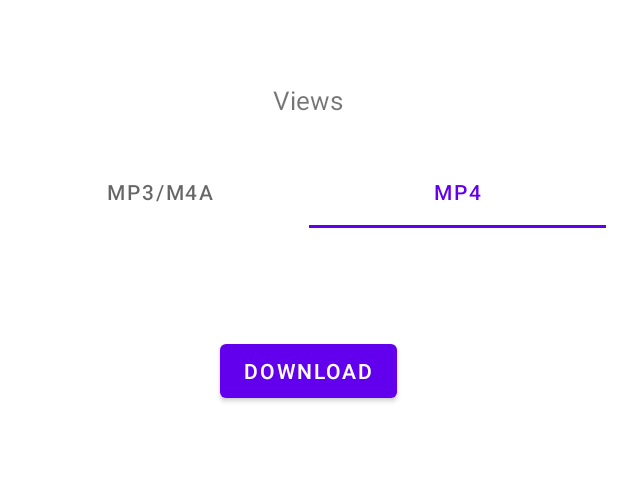
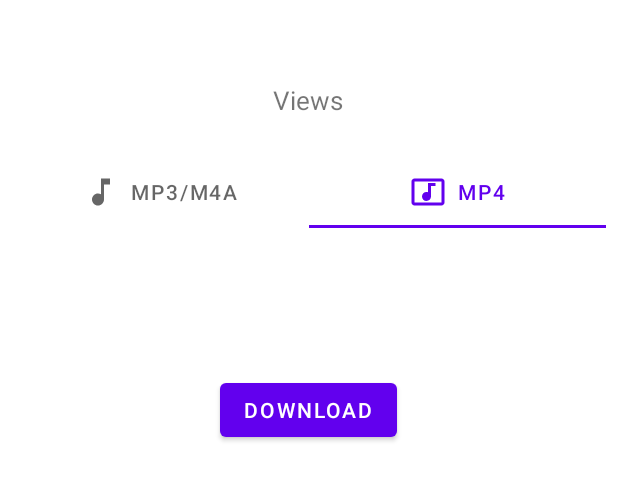
Before and after one commit to MogodanCristian/FreeDecibel, an Android app: the MP3 screen opened directly, with no data from a screen before it, tab 2 chosen, on a phone screen of 412 x 824 dp, the part 483-984 px from its top. Run offline under Robolectric (Android 15) with nearby library versions, the phone set to English and light mode, and no system bars; our stand-ins replace Picasso, RxJava; libraries missing offline, so code that uses them is left out: com.jakewharton.picasso, com.yausername.ffmpeg, com.yausername.youtubedl_android; pictures from the network do not load; 2 statements that could not run were skipped.

Commit message:
Refactoring Download YTItem... Still Loading

```diff
--- a/app/src/main/java/com/steelparrot/freedecibel/activities/YTItemActivity.java
+++ b/app/src/main/java/com/steelparrot/freedecibel/activities/YTItemActivity.java
@@ -13,6 +13,7 @@ import android.view.MenuItem;
 import android.view.View;
 import android.widget.Button;
 import android.widget.ImageView;
+import android.widget.ProgressBar;
 import android.widget.TextView;
 import android.widget.Toast;
 
@@ -22,7 +23,9 @@ import com.squareup.picasso.Picasso;
 import com.steelparrot.freedecibel.R;
 import com.steelparrot.freedecibel.adapter.CustomAdapter;
 import com.steelparrot.freedecibel.adapter.FragmentAdapter;
+import com.steelparrot.freedecibel.network.YoutubeDLFactory;
 import com.yausername.ffmpeg.FFmpeg;
+import com.yausername.youtubedl_android.DownloadProgressCallback;
 import com.yausername.youtubedl_android.YoutubeDL;
 import com.yausername.youtubedl_android.YoutubeDLException;
 
@@ -37,6 +40,25 @@ public class YTItemActivity extends AppCompatActivity {
     TabLayout tabLayout;
     ViewPager2 pager2;
     FragmentAdapter adapter;
+
+    private Button mButtonDownload;
+    private ProgressBar progressBar;
+    private TextView tvDownloadStatus;
+    private TextView tvCommandOutput;
+    private ProgressBar pbLoading;
+    private final DownloadProgressCallback mCallback = new DownloadProgressCallback() {
+        @Override
+        public void onProgressUpdate(float progress, long etaInSeconds) {
+              runOnUiThread(() -> {
+                Toast.makeText(getApplicationContext(), String.valueOf(progress), Toast.LENGTH_SHORT).show();
+//                mProgressBar.setProgress((int) progress);
+//                tvDownloadStatus.setText(String.valueOf(progress) + "% (ETA " + String.valueOf(etaInSeconds) + " seconds)");
+            });
+        }
+    };
+    private YoutubeDLFactory mYoutubeDLFactory = null;
+    private YoutubeDLFactory.Format mFormat = YoutubeDLFactory.Format.MP3;
+    private YoutubeDLFactory.BitrateAudioQuality mBitrateAudioQuality = YoutubeDLFactory.BitrateAudioQuality.B128K;
 
     @Override
     public boolean onOptionsItemSelected(@NonNull MenuItem item) {
@@ -66,11 +88,12 @@ public class YTItemActivity extends AppCompatActivity {
         tabLayout = findViewById(R.id.tab_layout);
         pager2 = findViewById(R.id.view_pager);
 
-        adapter = new FragmentAdapter(this, url);
+        adapter = new FragmentAdapter(getSupportFragmentManager(), getLifecycle());
         pager2.setAdapter(adapter);
 
-        tabLayout.addTab(tabLayout.newTab().setText("MP3/M4A"));
-        tabLayout.addTab(tabLayout.newTab().setText("MP4"));
+        tabLayout.addTab(tabLayout.newTab().setIcon(R.drawable.ic_baseline_music_note_24).setText("MP3/M4A"));
+        tabLayout.addTab(tabLayout.newTab().setIcon(R.drawable.ic_baseline_music_video_24).setText("MP4"));
+
 
         tabLayout.addOnTabSelectedListener(new TabLayout.OnTabSelectedListener() {
             @Override
@@ -89,6 +112,22 @@ public class YTItemActivity extends AppCompatActivity {
             @Override
             public void onPageSelected(int position) {
                 tabLayout.selectTab(tabLayout.getTabAt(position));
+            }
+        });
+
+        mButtonDownload = findViewById(R.id.button_download);
+        mButtonDownload.setOnClickListener(new View.OnClickListener() {
+            @Override
+            public void onClick(View view) {
+                mYoutubeDLFactory = YoutubeDLFactory.getInstance(mFormat,url);
+                if(mYoutubeDLFactory.isDownloading()) {
+                    Toast.makeText(getApplicationContext(),"cannot start downloading. a download is already in progress", Toast.LENGTH_LONG).show();
+                    return;
+                }
+                if(mFormat == YoutubeDLFactory.Format.MP3) {
+                    mYoutubeDLFactory.setBitrateAudioQuality(mBitrateAudioQuality);
+                }
+                mYoutubeDLFactory.startDownload(YTItemActivity.this,mCallback);
             }
         });
 
--- a/app/src/main/java/com/steelparrot/freedecibel/adapter/FragmentAdapter.java
+++ b/app/src/main/java/com/steelparrot/freedecibel/adapter/FragmentAdapter.java
@@ -12,20 +12,17 @@ import com.steelparrot.freedecibel.fragments.MP4;
 
 public class FragmentAdapter extends FragmentStateAdapter {
 
-    private String url;
-
-    public FragmentAdapter(@NonNull FragmentActivity fragmentActivity, String url) {
-        super(fragmentActivity);
-        this.url = url;
+    public FragmentAdapter(@NonNull FragmentManager fragmentManager, @NonNull Lifecycle lifecycle) {
+        super(fragmentManager, lifecycle);
     }
 
     @NonNull
     @Override
     public Fragment createFragment(int position) {
         if (position == 1) {
-            return MP4.newInstance(url);
+            return new MP4();
         } else {
-            return MP3.newInstance(url);
+            return new MP3();
         }
     }
 
--- a/app/src/main/java/com/steelparrot/freedecibel/fragments/MP3.java
+++ b/app/src/main/java/com/steelparrot/freedecibel/fragments/MP3.java
@@ -24,27 +24,9 @@ public class MP3 extends Fragment {
 
     // TODO: Rename parameter arguments, choose names that match
     // the fragment initialization parameters, e.g. ARG_ITEM_NUMBER
-    private static final String ARG_URL = "url";
 
     // TODO: Rename and change types of parameters
-    private String mUrl;
     private AutoCompleteTextView mAutoCompleteTextView;
-    private Button mDownloadMP3;
-    private YoutubeDLFactory mYoutubeDLFactory = null;
-    private YoutubeDLFactory.Format mFormat = YoutubeDLFactory.Format.MP3;
-    private YoutubeDLFactory.BitrateAudioQuality mBitrateAudioQuality = YoutubeDLFactory.BitrateAudioQuality.B128K;
-
-
-    private final DownloadProgressCallback mCallback = new DownloadProgressCallback() {
-        @Override
-        public void onProgressUpdate(float progress, long etaInSeconds) {
-            getActivity().runOnUiThread(() -> {
-                  Toast.makeText(getActivity(), String.valueOf(progress), Toast.LENGTH_SHORT).show();
-//                mProgressBar.setProgress((int) progress);
-//                tvDownloadStatus.setText(String.valueOf(progress) + "% (ETA " + String.valueOf(etaInSeconds) + " seconds)");
-            });
-        }
-    };
 
     public MP3() { }
 
@@ -58,7 +40,6 @@ public class MP3 extends Fragment {
     public static MP3 newInstance(String url) {
         MP3 fragment = new MP3();
         Bundle args = new Bundle();
-        args.putString(ARG_URL, url);
         fragment.setArguments(args);
         return fragment;
     }
@@ -67,7 +48,7 @@ public class MP3 extends Fragment {
     public void onCreate(Bundle savedInstanceState) {
         super.onCreate(savedInstanceState);
         if (getArguments() != null) {
-            mUrl = getArguments().getString(ARG_URL);
+            // implement on need
         }
     }
 
@@ -84,28 +65,13 @@ public class MP3 extends Fragment {
         mAutoCompleteTextView.setOnItemClickListener(new AdapterView.OnItemClickListener() {
             @Override
             public void onItemClick(AdapterView<?> adapterView, View view, int i, long l) {
-                if(i==0) {
-                    mFormat = YoutubeDLFactory.Format.M4A;
-                }
-                else {
-                    mFormat = YoutubeDLFactory.Format.MP3;
-                    MapDropdownPositionToBitrateQuality(i);
-                }
-            }
-        });
-        mDownloadMP3 = binding.findViewById(R.id.button_mp3);
-        mDownloadMP3.setOnClickListener(new View.OnClickListener() {
-            @Override
-            public void onClick(View view) {
-                mYoutubeDLFactory = YoutubeDLFactory.getInstance(mFormat,mUrl);
-                if(mYoutubeDLFactory.isDownloading()) {
-                    Toast.makeText(getActivity(),"cannot start downloading. a download is already in progress", Toast.LENGTH_LONG).show();
-                    return;
-                }
-                if(mFormat == YoutubeDLFactory.Format.MP3) {
-                    mYoutubeDLFactory.setBitrateAudioQuality(mBitrateAudioQuality);
-                }
-                mYoutubeDLFactory.startDownload(getActivity(),mCallback);
+//                if(i==0) {
+//                    mFormat = YoutubeDLFactory.Format.M4A;
+//                }
+//                else {
+//                    mFormat = YoutubeDLFactory.Format.MP3;
+//                    MapDropdownPositionToBitrateQuality(i);
+//                }
             }
         });
 
@@ -113,20 +79,20 @@ public class MP3 extends Fragment {
     }
 
     private void MapDropdownPositionToBitrateQuality(int pos) {
-        if(pos == 1) {
-            mBitrateAudioQuality = YoutubeDLFactory.BitrateAudioQuality.B64K;
-        }
-        else if(pos == 2) {
-            mBitrateAudioQuality = YoutubeDLFactory.BitrateAudioQuality.B128K;
-        }
-        else if(pos == 3) {
-            mBitrateAudioQuality = YoutubeDLFactory.BitrateAudioQuality.B192K;
-        }
-        else if(pos == 4) {
-            mBitrateAudioQuality = YoutubeDLFactory.BitrateAudioQuality.B256K;
-        }
-        else if(pos == 5) {
-            mBitrateAudioQuality = YoutubeDLFactory.BitrateAudioQuality.B320K;
-        }
+//        if(pos == 1) {
+//            mBitrateAudioQuality = YoutubeDLFactory.BitrateAudioQuality.B64K;
+//        }
+//        else if(pos == 2) {
+//            mBitrateAudioQuality = YoutubeDLFactory.BitrateAudioQuality.B128K;
+//        }
+//        else if(pos == 3) {
+//            mBitrateAudioQuality = YoutubeDLFactory.BitrateAudioQuality.B192K;
+//        }
+//        else if(pos == 4) {
+//            mBitrateAudioQuality = YoutubeDLFactory.BitrateAudioQuality.B256K;
+//        }
+//        else if(pos == 5) {
+//            mBitrateAudioQuality = YoutubeDLFactory.BitrateAudioQuality.B320K;
+//        }
     }
 }
--- a/app/src/main/java/com/steelparrot/freedecibel/fragments/MP4.java
+++ b/app/src/main/java/com/steelparrot/freedecibel/fragments/MP4.java
@@ -24,24 +24,7 @@ public class MP4 extends Fragment {
 
     // TODO: Rename parameter arguments, choose names that match
     // the fragment initialization parameters, e.g. ARG_ITEM_NUMBER
-    private static final String ARG_URL = "url";
-
     // TODO: Rename and change types of parameters
-    private String mUrl;
-    private Button mDownloadMP4;
-
-    private YoutubeDLFactory mYoutubeDLFactory = null;
-
-    private final DownloadProgressCallback mCallback = new DownloadProgressCallback() {
-        @Override
-        public void onProgressUpdate(float progress, long etaInSeconds) {
-            getActivity().runOnUiThread(() -> {
-                Toast.makeText(getActivity(), String.valueOf(progress), Toast.LENGTH_SHORT).show();
-//                mProgressBar.setProgress((int) progress);
-//                tvDownloadStatus.setText(String.valueOf(progress) + "% (ETA " + String.valueOf(etaInSeconds) + " seconds)");
-            });
-        }
-    };
 
     public MP4() {
         // Required empty public constructor
@@ -57,7 +40,6 @@ public class MP4 extends Fragment {
     public static MP4 newInstance(String url) {
         MP4 fragment = new MP4();
         Bundle args = new Bundle();
-        args.putString(ARG_URL, url);
         fragment.setArguments(args);
         return fragment;
     }
@@ -66,29 +48,14 @@ public class MP4 extends Fragment {
     public void onCreate(Bundle savedInstanceState) {
         super.onCreate(savedInstanceState);
         if (getArguments() != null) {
-            mUrl = getArguments().getString(ARG_URL);
+            // receive args
         }
     }
 
     @Override
     public View onCreateView(LayoutInflater inflater, ViewGroup container,
                              Bundle savedInstanceState) {
-        // Inflate the layout for this fragment
         View binding = inflater.inflate(R.layout.fragment_mp4, container, false);
-
-        mDownloadMP4 = binding.findViewById(R.id.button_mp4);
-        mDownloadMP4.setOnClickListener(new View.OnClickListener() {
-            @Override
-            public void onClick(View view) {
-                mYoutubeDLFactory = YoutubeDLFactory.getInstance(YoutubeDLFactory.Format.MP4,mUrl);
-                if(mYoutubeDLFactory.isDownloading()) {
-                    Toast.makeText(getActivity(),"cannot start downloading. a download is already in progress", Toast.LENGTH_LONG).show();
-                    return;
-                }
-                mYoutubeDLFactory.startDownload(getActivity(),mCallback);
-            }
-        });
-
         return binding.getRootView();
     }
 }
--- /dev/null
+++ b/app/src/main/res/drawable/ic_baseline_music_note_24.xml
@@ -0,0 +1,5 @@
+<vector android:height="24dp" android:tint="#FFFFFF"
+    android:viewportHeight="24" android:viewportWidth="24"
+    android:width="24dp" xmlns:android="http://schemas.android.com/apk/res/android">
+    <path android:fillColor="@android:color/white" android:pathData="M12,3v10.55c-0.59,-0.34 -1.27,-0.55 -2,-0.55 -2.21,0 -4,1.79 -4,4s1.79,4 4,4 4,-1.79 4,-4V7h4V3h-6z"/>
+</vector>
--- /dev/null
+++ b/app/src/main/res/drawable/ic_baseline_music_video_24.xml
@@ -0,0 +1,5 @@
+<vector android:height="24dp" android:tint="#FFFFFF"
+    android:viewportHeight="24" android:viewportWidth="24"
+    android:width="24dp" xmlns:android="http://schemas.android.com/apk/res/android">
+    <path android:fillColor="@android:color/white" android:pathData="M21,3L3,3c-1.1,0 -2,0.9 -2,2v14c0,1.1 0.9,2 2,2h18c1.1,0 2,-0.9 2,-2L23,5c0,-1.1 -0.9,-2 -2,-2zM21,19L3,19L3,5h18v14zM8,15c0,-1.66 1.34,-3 3,-3 0.35,0 0.69,0.07 1,0.18L12,6h5v2h-3v7.03c-0.02,1.64 -1.35,2.97 -3,2.97 -1.66,0 -3,-1.34 -3,-3z"/>
+</vector>
--- a/app/src/main/res/layout/activity_ytitem.xml
+++ b/app/src/main/res/layout/activity_ytitem.xml
@@ -118,6 +118,7 @@
         <com.google.android.material.tabs.TabLayout
             android:id="@+id/tab_layout"
             android:layout_width="match_parent"
+            app:tabInlineLabel="true"
             android:layout_height="wrap_content" />
 
         <androidx.viewpager2.widget.ViewPager2
@@ -126,7 +127,16 @@
             android:layout_height="wrap_content"
             android:layout_marginTop="15dp"/>
 
+        <Button
+            android:id="@+id/button_download"
+            android:layout_width="wrap_content"
+            android:layout_height="wrap_content"
+            android:text="Download"
+            android:layout_gravity="center"
+            android:layout_marginTop="20dp"/>
+
     </LinearLayout>
 
 
+
 </androidx.constraintlayout.widget.ConstraintLayout>
--- a/app/src/main/res/layout/fragment_mp4.xml
+++ b/app/src/main/res/layout/fragment_mp4.xml
@@ -5,14 +5,4 @@
     android:layout_height="match_parent"
     tools:context=".fragments.MP4">
 
-    <!-- TODO: Update blank fragment layout -->
-    <Button
-        android:id="@+id/button_mp4"
-        android:layout_width="wrap_content"
-        android:layout_height="wrap_content"
-        android:layout_weight="1"
-        android:text="Download"
-        android:layout_gravity="center"
-        android:layout_marginTop="20dp"/>
-
 </FrameLayout>
```
Also changed, not shown: app/src/main/res/drawable/ic_rate.xml (deleted, +0 -10 lines), app/src/main/res/layout/fragment_mp3.xml (+0 -9 lines).
